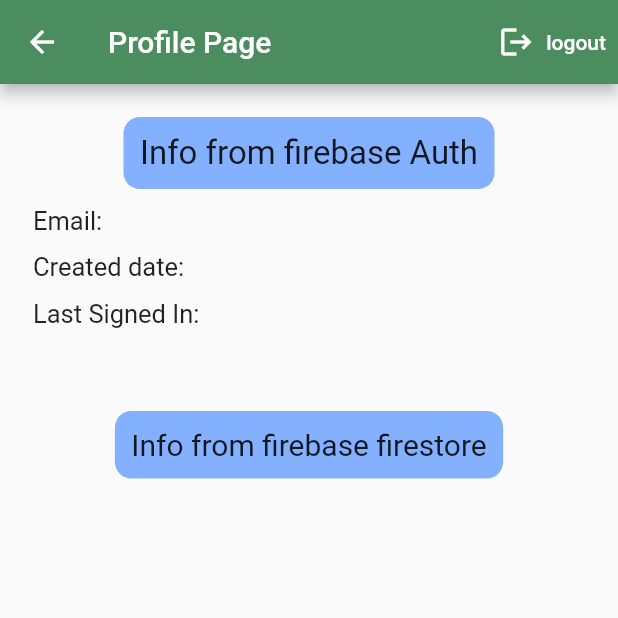
After one commit to wael-saif23/e-commerce, a Flutter app: the ProfilePage screen opened directly, on a phone screen of 412 x 824 dp, the top half of it. The commit adds this screen. Run offline on Flutter 3.47's test engine with Material 2 defaults, Android fonts, the phone set to English and light mode, and no system bars; our stand-ins replace cloud_firestore, firebase_auth, firebase_core, flutter_svg, google_sign_in; accounts and stored records are empty; network calls fail.

Commit message:
create profile page and adding doc to fireStore

```diff
--- a/lib/pages/home.dart
+++ b/lib/pages/home.dart
@@ -3,6 +3,7 @@
 import 'package:e_commerce_app/models/items_model.dart';
 import 'package:e_commerce_app/pages/check_out_screen.dart';
 import 'package:e_commerce_app/pages/details-screen.dart';
+import 'package:e_commerce_app/pages/profile_page.dart';
 import 'package:e_commerce_app/providers/cart_provider.dart';
 import 'package:e_commerce_app/shared/colors.dart';
 import 'package:e_commerce_app/shared/requird_products.dart';
@@ -120,12 +121,12 @@ class Home extends StatelessWidget {
                       title: Text("Profile Page"),
                       leading: Icon(Icons.person),
                       onTap: () {
-                        // Navigator.push(
-                        //   context,
-                        //   MaterialPageRoute(
-                        //     builder: (context) => ProfilePage(),
-                        //   ),
-                        // );
+                        Navigator.push(
+                          context,
+                          MaterialPageRoute(
+                            builder: (context) => ProfilePage(),
+                          ),
+                        );
                       }),
                     ListTile(
                         title: Text("Logout"),
--- /dev/null
+++ b/lib/pages/profile_page.dart
@@ -0,0 +1,114 @@
+
+import 'package:e_commerce_app/shared/colors.dart';
+import 'package:firebase_auth/firebase_auth.dart';
+
+
+import 'package:flutter/material.dart';
+
+class ProfilePage extends StatefulWidget {
+  const ProfilePage({Key? key}) : super(key: key);
+
+  @override
+  State<ProfilePage> createState() => _ProfilePageState();
+}
+
+class _ProfilePageState extends State<ProfilePage> {
+  final credential = FirebaseAuth.instance.currentUser;
+
+  @override
+  Widget build(BuildContext context) {
+    return Scaffold(
+      appBar: AppBar(
+        actions: [
+          TextButton.icon(
+            onPressed: () async {
+              await FirebaseAuth.instance.signOut();
+              if (!mounted) return;
+              Navigator.pop(context);
+            },
+            label: const Text(
+              "logout",
+              style: TextStyle(
+                color: Colors.white,
+              ),
+            ),
+            icon: const Icon(
+              Icons.logout,
+              color: Colors.white,
+            ),
+          )
+        ],
+        backgroundColor: appbarGreen,
+        title: const Text("Profile Page"),
+      ),
+      body: Padding(
+        padding: const EdgeInsets.all(22.0),
+        child: Column(
+          crossAxisAlignment: CrossAxisAlignment.start,
+          children: [
+            Center(
+                child: Container(
+              padding: const EdgeInsets.all(11),
+              decoration: BoxDecoration(
+                  color: const Color.fromARGB(255, 131, 177, 255),
+                  borderRadius: BorderRadius.circular(11)),
+              child: const Text(
+                "Info from firebase Auth",
+                style: TextStyle(
+                  fontSize: 22,
+                ),
+              ),
+            )),
+            Column(
+              crossAxisAlignment: CrossAxisAlignment.start,
+              children:const [
+                SizedBox(
+                  height: 11,
+                ),
+                Text(
+                  "Email:       ",
+                  style: TextStyle(
+                    fontSize: 17,
+                  ),
+                ),
+                SizedBox(
+                  height: 11,
+                ),
+                Text(
+                  "Created date:      ",
+                  style: TextStyle(
+                    fontSize: 17,
+                  ),
+                ),
+                SizedBox(
+                  height: 11,
+                ),
+                Text(
+                  "Last Signed In:  ",
+                  style: TextStyle(
+                    fontSize: 17,
+                  ),
+                ),
+              ],
+            ),
+            const SizedBox(
+              height: 55,
+            ),
+            Center(
+                child: Container(
+                    padding: const EdgeInsets.all(11),
+                    decoration: BoxDecoration(
+                        color: const Color.fromARGB(255, 131, 177, 255),
+                        borderRadius: BorderRadius.circular(11)),
+                    child: const Text(
+                      "Info from firebase firestore",
+                      style: TextStyle(
+                        fontSize: 20,
+                      ),
+                    ))),
+          ],
+        ),
+      ),
+    );
+  }
+}
--- a/lib/pages/register.dart
+++ b/lib/pages/register.dart
@@ -1,5 +1,6 @@
 // ignore_for_file: prefer_const_literals_to_create_immutables, prefer_const_constructors, sort_child_properties_last
 
+import 'package:cloud_firestore/cloud_firestore.dart';
 import 'package:e_commerce_app/pages/login.dart';
 import 'package:e_commerce_app/shared/check%20password.dart';
 import 'package:e_commerce_app/shared/colors.dart';
@@ -28,6 +29,9 @@ class _RegisterState extends State<Register> {
   final emailController = TextEditingController();
 
   final passwordController = TextEditingController();
+  final usernameController = TextEditingController();
+  final ageController = TextEditingController();
+  final titleController = TextEditingController();
   checkPasswordVal(String password) {
     isPassword8Char = false;
     isHasDigits = false;
@@ -61,6 +65,21 @@ class _RegisterState extends State<Register> {
       final credential = await FirebaseAuth.instance
           .createUserWithEmailAndPassword(
               email: emailController.text, password: passwordController.text);
+
+      CollectionReference users =
+          FirebaseFirestore.instance.collection('users');
+
+      users
+          .doc(credential.user!.uid)
+          .set({
+            "username": usernameController.text,
+            "age": ageController.text,
+            "title": titleController.text,
+            "email": emailController.text,
+            "Password": passwordController.text,
+          })
+          .then((value) => print("User Added"))
+          .catchError((error) => print("Failed to add user: $error"));
     } on FirebaseAuthException catch (e) {
       if (e.code == 'weak-password') {
         showSnackBar(context, "The password provided is too weak.");
@@ -106,6 +125,7 @@ class _RegisterState extends State<Register> {
                       height: 64,
                     ),
                     TextField(
+                        controller: usernameController,
                         keyboardType: TextInputType.text,
                         obscureText: false,
                         decoration: decorationTextfield.copyWith(
@@ -115,15 +135,17 @@ class _RegisterState extends State<Register> {
                       height: 22,
                     ),
                     TextFormField(
+                        controller: ageController,
                         keyboardType: TextInputType.number,
                         obscureText: false,
                         decoration: decorationTextfield.copyWith(
                             hintText: "Enter Your age : ",
-                          suffixIcon: Icon(Icons.pest_control_rodent))),
+                            suffixIcon: Icon(Icons.numbers))),
                     const SizedBox(
                       height: 22,
                     ),
                     TextFormField(
+                        controller: titleController,
                         keyboardType: TextInputType.text,
                         obscureText: false,
                         decoration: decorationTextfield.copyWith(
@@ -152,7 +174,6 @@ class _RegisterState extends State<Register> {
                     const SizedBox(
                       height: 22,
                     ),
-
                     TextFormField(
                       onChanged: (value) {
                         checkPasswordVal(value);
@@ -214,7 +235,7 @@ class _RegisterState extends State<Register> {
                       height: 33,
                     ),
                     ElevatedButton(
-                      onPressed: () async{
+                      onPressed: () async {
                         if (_formKey.currentState!.validate()) {
                           await registerCount();
                           if (!mounted) return;
```
Lines whose indentation alone changed are shown as unchanged.
